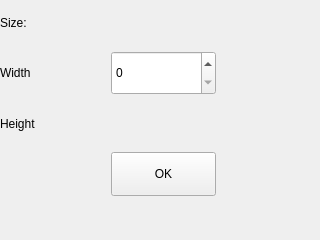
Mitten25/SpriteEditor, file form.ui: the form before one commit.
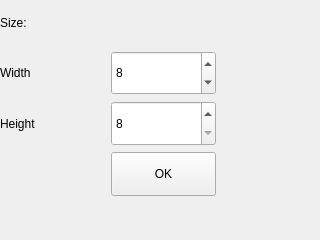
The form after the commit.

Commit message: Minor tweak to how popup works - recommented scaling code

Diff of the .ui file:
```diff
--- a/form.ui
+++ b/form.ui
@@ -86,6 +86,9 @@
       <property name="maximum">
        <number>128</number>
       </property>
+      <property name="value">
+       <number>8</number>
+      </property>
      </widget>
     </item>
     <item row="3" column="0">
@@ -127,6 +130,22 @@
       </property>
      </spacer>
     </item>
+    <item row="2" column="1">
+     <widget class="QSpinBox" name="heightBox">
+      <property name="sizePolicy">
+       <sizepolicy hsizetype="MinimumExpanding" vsizetype="MinimumExpanding">
+        <horstretch>0</horstretch>
+        <verstretch>0</verstretch>
+       </sizepolicy>
+      </property>
+      <property name="minimum">
+       <number>8</number>
+      </property>
+      <property name="maximum">
+       <number>128</number>
+      </property>
+     </widget>
+    </item>
    </layout>
   </widget>
  </widget>
```
The commit also changes 2 other files.
